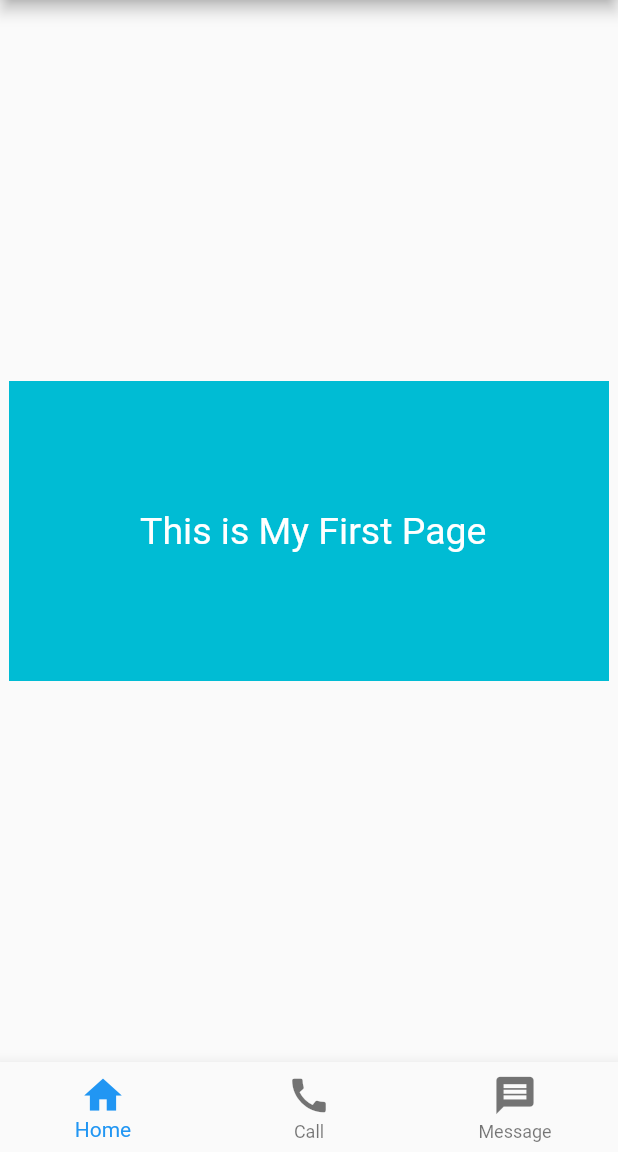
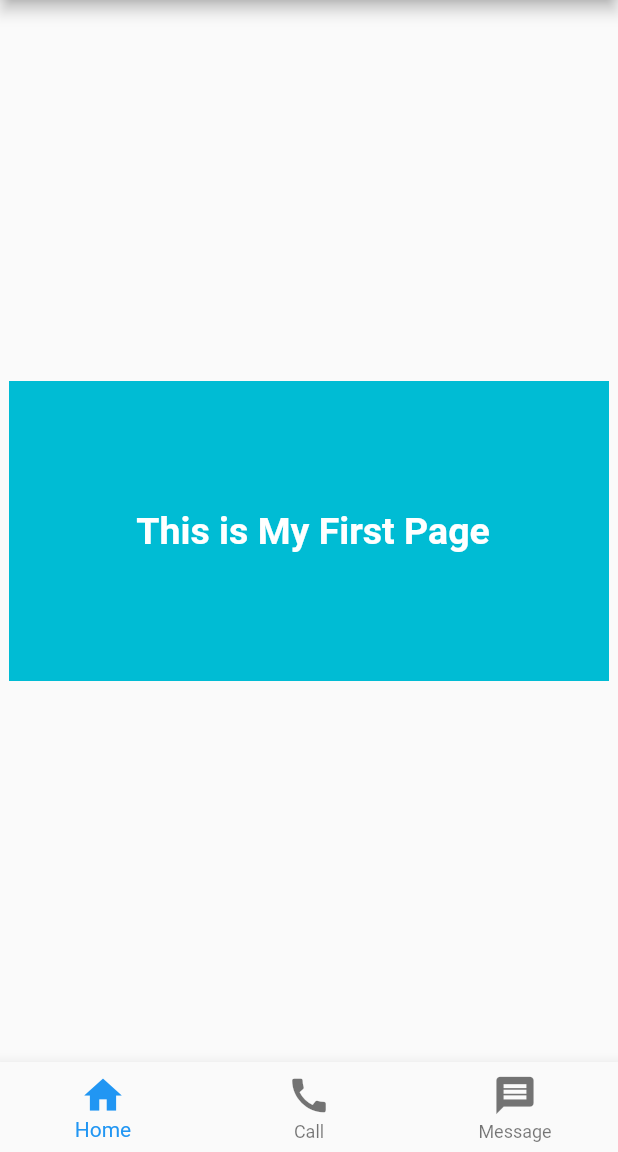
Before and after one commit to faisal-fardin/assignment, a Flutter app: the screen it shows after launch, on a phone screen of 412 x 824 dp, the part 84-1236 px from its top. Run offline on Flutter 3.47's test engine with Material 2 defaults, Android fonts, the phone set to English and light mode, and no system bars.

Commit message:
project edit

```diff
--- a/lib/main.dart
+++ b/lib/main.dart
@@ -32,10 +32,12 @@ class _MyappState extends State<Myapp> {
         title: Text('My apps '),
       ),
       drawer: Drawer(
+        width: 200,
         child: ListView(
           children: [
             ListTile(
-              title: Text('Home page'),
+
+              title: Text('Home Page',style: TextStyle(fontSize: 20),),
               onTap: (){
                 setState(() {
                   _currentIndex =0;
@@ -43,7 +45,7 @@ class _MyappState extends State<Myapp> {
               },
             ),
             ListTile(
-              title: Text('Call page'),
+              title: Text('Call Page',style: TextStyle(fontSize: 20),),
               onTap: (){
                 setState(() {
                   _currentIndex =1;
@@ -51,7 +53,7 @@ class _MyappState extends State<Myapp> {
               },
             ),
             ListTile(
-              title: Text('Message page'),
+              title: Text('Message Page',style: TextStyle(fontSize: 20),),
               onTap: (){
                 setState(() {
                   _currentIndex =2;
--- a/lib/page1.dart
+++ b/lib/page1.dart
@@ -12,7 +12,7 @@ class page1 extends StatelessWidget {
           width: 400,
           height: 200,
           color: Colors.cyan,
-          child: Center(child: Text(' This is My First Page',style: TextStyle(fontSize: 25,color: Colors.white),)),
+          child: Center(child: Text(' This is My First Page',style: TextStyle(fontSize: 25,color: Colors.white,fontWeight: FontWeight.bold),)),
         ),
       ),
 
--- a/lib/page2.dart
+++ b/lib/page2.dart
@@ -12,7 +12,7 @@ class page2 extends StatelessWidget {
           width: 400,
           height: 200,
           color: Colors.lightGreen,
-          child: Center(child: Text(' This is My Two Page',style: TextStyle(fontSize: 25,color: Colors.black),)),
+          child: Center(child: Text(' This is My Two Page',style: TextStyle(fontSize: 25,color: Colors.black,fontWeight: FontWeight.bold),)),
         ),
       ),
 
--- a/lib/page3.dart
+++ b/lib/page3.dart
@@ -12,7 +12,7 @@ class page3 extends StatelessWidget {
           width: 400,
           height: 200,
           color: Colors.red,
-          child: Center(child: Text(' This is My three Page',style: TextStyle(fontSize: 25,color: Colors.amberAccent),)),
+          child: Center(child: Text(' This is My three Page',style: TextStyle(fontSize: 25,color: Colors.amberAccent,fontWeight: FontWeight.bold),)),
         ),
       ),
 
```
